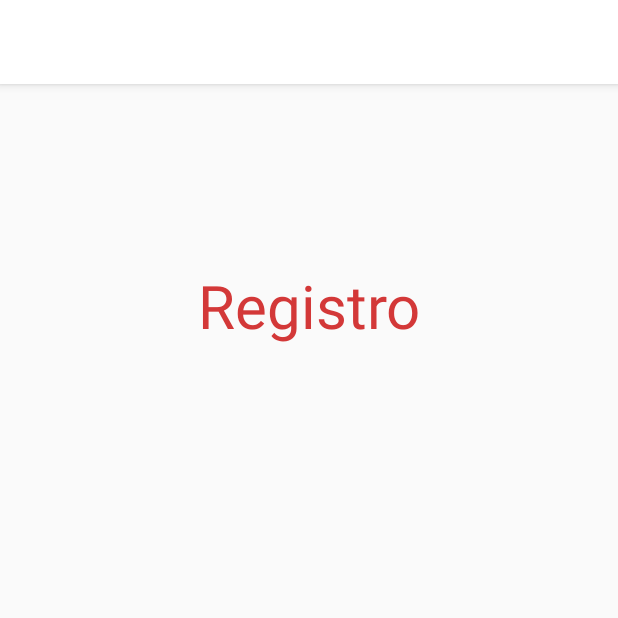
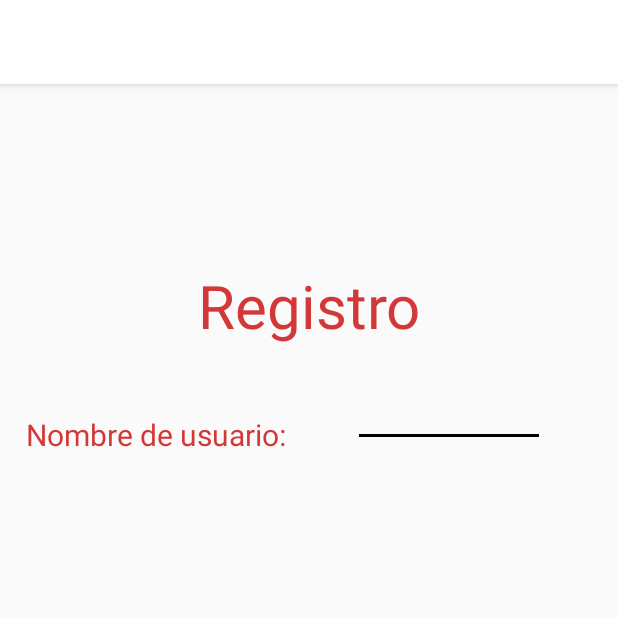
Before and after one commit to IntroCompuMovil18302/Homenet, an Android app: the RegistroGeneral screen opened directly, with no data from a screen before it, on a phone screen of 412 x 824 dp, the top half of it. Run offline under Robolectric (Android 15) with nearby library versions, the phone set to English and light mode, and no system bars.

Commit message:
Registro

```diff
--- a/HomeNet/app/src/main/res/layout/activity_registro_general.xml
+++ b/HomeNet/app/src/main/res/layout/activity_registro_general.xml
@@ -24,4 +24,43 @@
         app:layout_constraintStart_toStartOf="parent"
         app:layout_constraintTop_toTopOf="parent"
         app:layout_constraintVertical_bias="0.161" />
+
+    <TextView
+        android:id="@+id/textView2"
+        android:layout_width="wrap_content"
+        android:layout_height="wrap_content"
+        android:layout_marginBottom="8dp"
+        android:layout_marginEnd="8dp"
+        android:layout_marginLeft="8dp"
+        android:layout_marginRight="8dp"
+        android:layout_marginStart="8dp"
+        android:layout_marginTop="8dp"
+        android:text="Nombre de usuario: "
+        android:textColor="#D33838"
+        android:textSize="20sp"
+        app:layout_constraintBottom_toBottomOf="parent"
+        app:layout_constraintEnd_toEndOf="parent"
+        app:layout_constraintHorizontal_bias="0.042"
+        app:layout_constraintStart_toStartOf="parent"
+        app:layout_constraintTop_toBottomOf="@+id/textView"
+        app:layout_constraintVertical_bias="0.068" />
+
+    <EditText
+        android:id="@+id/username"
+        android:layout_width="128dp"
+        android:layout_height="36dp"
+        android:layout_marginBottom="8dp"
+        android:layout_marginEnd="8dp"
+        android:layout_marginLeft="8dp"
+        android:layout_marginRight="8dp"
+        android:layout_marginStart="8dp"
+        android:layout_marginTop="8dp"
+        android:ems="10"
+        android:inputType="textPersonName"
+        app:layout_constraintBottom_toBottomOf="parent"
+        app:layout_constraintEnd_toEndOf="parent"
+        app:layout_constraintHorizontal_bias="0.441"
+        app:layout_constraintStart_toEndOf="@+id/textView2"
+        app:layout_constraintTop_toBottomOf="@+id/textView"
+        app:layout_constraintVertical_bias="0.043" />
 </android.support.constraint.ConstraintLayout>
```
